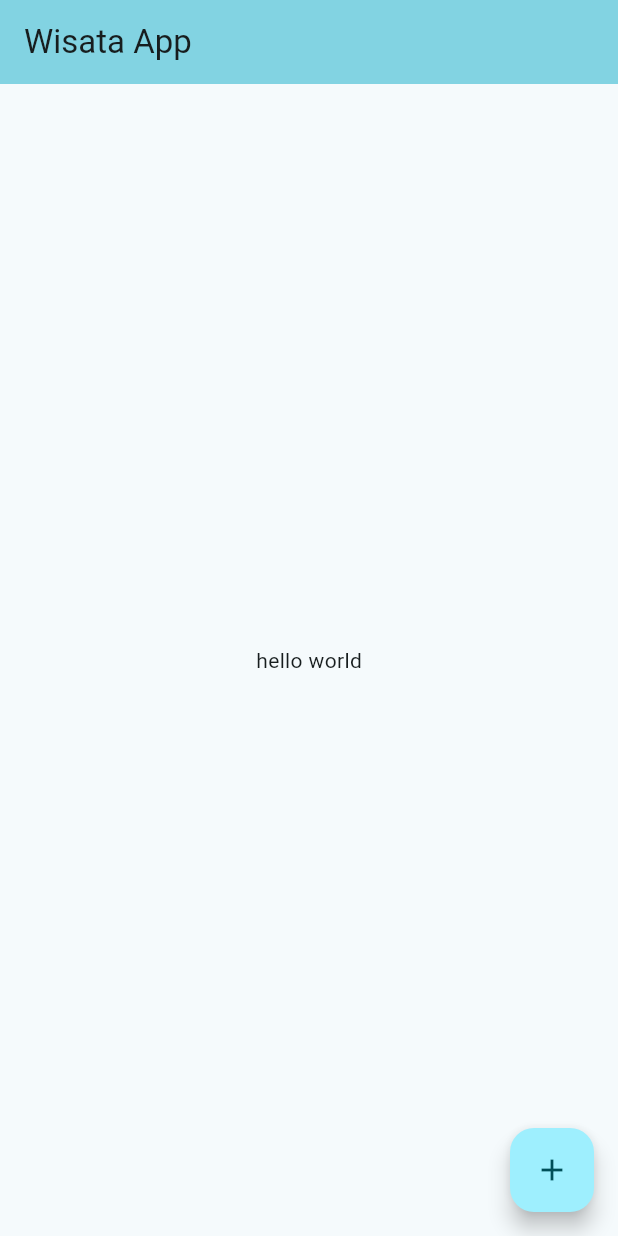
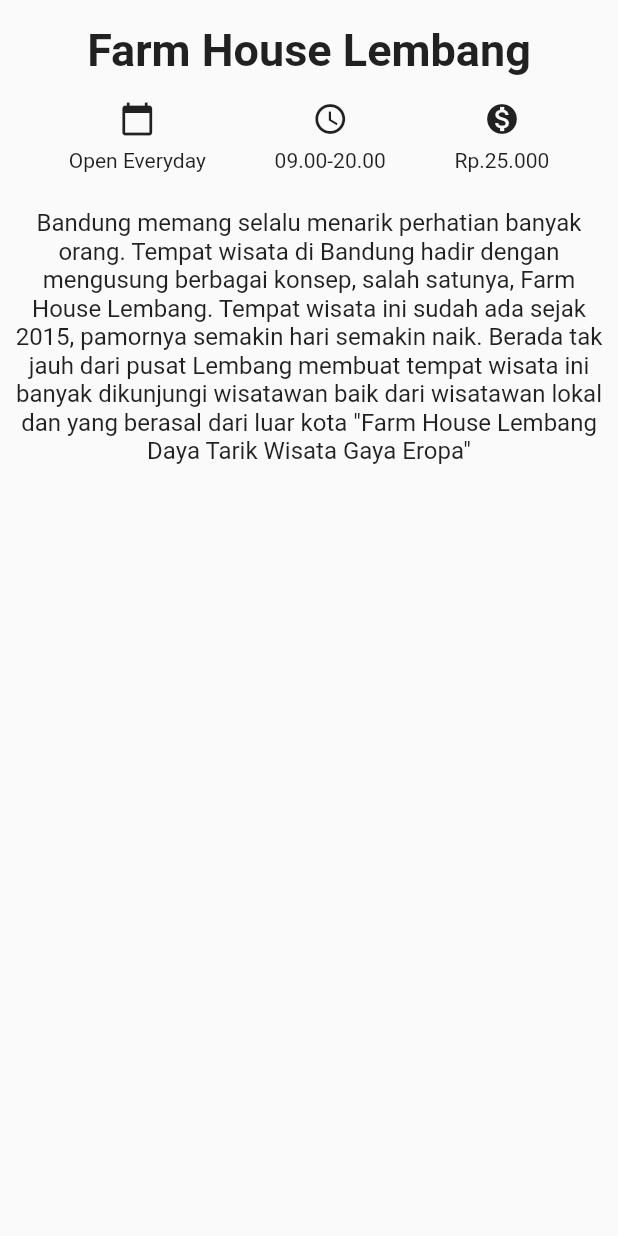
Before and after one commit to Rifqi9903/p_mobile, a Flutter app: the screen it shows after launch, on a phone screen of 412 x 824 dp. Run offline on Flutter 3.47's test engine with Material 2 defaults, Android fonts, the phone set to English and light mode, and no system bars.

Commit message:
Second commit

```diff
--- a/Rifqi M/Pertemuan3/wisata_app/lib/main.dart
+++ b/Rifqi M/Pertemuan3/wisata_app/lib/main.dart
@@ -12,113 +12,91 @@ class MyApp extends StatelessWidget {
   Widget build(BuildContext context) {
     return MaterialApp(
       title: 'Wisata App',
-      theme: ThemeData(
-        // This is the theme of your application.
-        //
-        // TRY THIS: Try running your application with "flutter run". You'll see
-        // the application has a blue toolbar. Then, without quitting the app,
-        // try changing the seedColor in the colorScheme below to Colors.green
-        // and then invoke "hot reload" (save your changes or press the "hot
-        // reload" button in a Flutter-supported IDE, or press "r" if you used
-        // the command line to start the app).
-        //
-        // Notice that the counter didn't reset back to zero; the application
-        // state is not lost during the reload. To reset the state, use hot
-        // restart instead.
-        //
-        // This works for code too, not just values: Most code changes can be
-        // tested with just a hot reload.
-        colorScheme: ColorScheme.fromSeed(seedColor: Color.fromARGB(110, 29, 229, 255)),
-        useMaterial3: true,
-      ),
-      home: const MyHomePage(title: 'Wisata App'),
+      theme: ThemeData(),
+      home: const DetailScreen(),
     );
   }
 }
 
-class MyHomePage extends StatefulWidget {
-  const MyHomePage({super.key, required this.title});
 
-  // This widget is the home page of your application. It is stateful, meaning
-  // that it has a State object (defined below) that contains fields that affect
-  // how it looks.
-
-  // This class is the configuration for the state. It holds the values (in this
-  // case the title) provided by the parent (in this case the App widget) and
-  // used by the build method of the State. Fields in a Widget subclass are
-  // always marked "final".
-
-  final String title;
+class DetailScreen extends StatelessWidget{
+  const DetailScreen({Key? key}) :super (key: key);
 
   @override
-  State<MyHomePage> createState() => _MyHomePageState();
-}
-
-class _MyHomePageState extends State<MyHomePage> {
-  int _counter = 0;
-
-  void _incrementCounter() {
-    setState(() {
-      // This call to setState tells the Flutter framework that something has
-      // changed in this State, which causes it to rerun the build method below
-      // so that the display can reflect the updated values. If we changed
-      // _counter without calling setState(), then the build method would not be
-      // called again, and so nothing would appear to happen.
-      _counter++;
-    });
-  }
-
-  @override
-  Widget build(BuildContext context) {
-    // This method is rerun every time setState is called, for instance as done
-    // by the _incrementCounter method above.
-    //
-    // The Flutter framework has been optimized to make rerunning build methods
-    // fast, so that you can just rebuild anything that needs updating rather
-    // than having to individually change instances of widgets.
+  Widget build(BuildContext context){
     return Scaffold(
-      appBar: AppBar(
-        // TRY THIS: Try changing the color here to a specific color (to
-        // Colors.amber, perhaps?) and trigger a hot reload to see the AppBar
-        // change color while the other colors stay the same.
-        backgroundColor: Theme.of(context).colorScheme.inversePrimary,
-        // Here we take the value from the MyHomePage object that was created by
-        // the App.build method, and use it to set our appbar title.
-        title: Text(widget.title),
+      body:SafeArea(
+      child:Column(
+        crossAxisAlignment: CrossAxisAlignment.stretch,
+        children: <Widget>[
+        Container(
+          margin: EdgeInsetsDirectional.only(top: 16.0,),
+          child:const Text('Farm House Lembang',
+          textAlign: TextAlign.center,
+          style: TextStyle(
+            fontSize: 30,
+            fontWeight: FontWeight.bold,
           ),
-      body: Center(
-        // Center is a layout widget. It takes a single child and positions it
-        // in the middle of the parent.
-        child: Column(
-          // Column is also a layout widget. It takes a list of children and
-          // arranges them vertically. By default, it sizes itself to fit its
-          // children horizontally, and tries to be as tall as its parent.
-          //
-          // Column has various properties to control how it sizes itself and
-          // how it positions its children. Here we use mainAxisAlignment to
-          // center the children vertically; the main axis here is the vertical
-          // axis because Columns are vertical (the cross axis would be
-          // horizontal).
-          //
-          // TRY THIS: Invoke "debug painting" (choose the "Toggle Debug Paint"
-          // action in the IDE, or press "p" in the console), to see the
-          // wireframe for each widget.
-          mainAxisAlignment: MainAxisAlignment.center,
+          ),
+        ),
+        Container(
+        margin: const EdgeInsetsDirectional.symmetric(vertical: 16.0
+         ),child: const Row(
+            mainAxisAlignment: MainAxisAlignment.spaceEvenly, // Posisi Icon Di tengah
            children: <Widget>[
-            const Text(
-              'hello world',
+            Column(
+              children: <Widget>[
+                Icon(
+                  Icons.calendar_today,
                 ),
-
+                SizedBox(height: 8.0,),
+                Text('Open Everyday'
+                ),
+              ],
+            ),Column(
+              children: <Widget>[
+                Icon(
+                  Icons.access_time,
+                ),
+                SizedBox(height: 8.0,),
+                Text('09.00-20.00'
+                ),
+              ],
+            ),Column(
+              children: <Widget>[
+                Icon(
+                  Icons.monetization_on,
+                ),
+                SizedBox(height: 8.0,),
+                Text('Rp.25.000'
+                ),
+              ],
+            ),
           ],
           ),
         ),
-      floatingActionButton: FloatingActionButton(
-        onPressed: _incrementCounter,
-        tooltip: 'Increment',
-        child: const Icon(Icons.add),
-      ), // This trailing comma makes auto-formatting nicer for build methods.
+        Container(
+        padding: const EdgeInsets.all(8.0),
+        child: const Text('Bandung memang selalu menarik perhatian banyak orang. Tempat wisata di Bandung hadir dengan mengusung berbagai konsep, salah satunya, Farm House Lembang. Tempat wisata ini sudah ada sejak 2015, pamornya semakin hari semakin naik. Berada tak jauh dari pusat Lembang membuat tempat wisata ini banyak dikunjungi wisatawan baik dari wisatawan lokal dan yang berasal dari luar kota "Farm House Lembang Daya Tarik Wisata Gaya Eropa"',
+        textAlign: TextAlign.center,
+        style: TextStyle(
+          fontSize: 16.0,
+        ),
+        ),
+        ),
+      ],
+      ),
+      ),
     );
     }
   }
+
+// 1 container judul+teks
+// 1 container ICOn
+  //widget icon
+  //widget icon
+  //widget icon
+// 1 container deskripsi
+
 //pubspec assist
 //https://pub.dev/packages/
```
Lines whose indentation alone changed are shown as unchanged.
